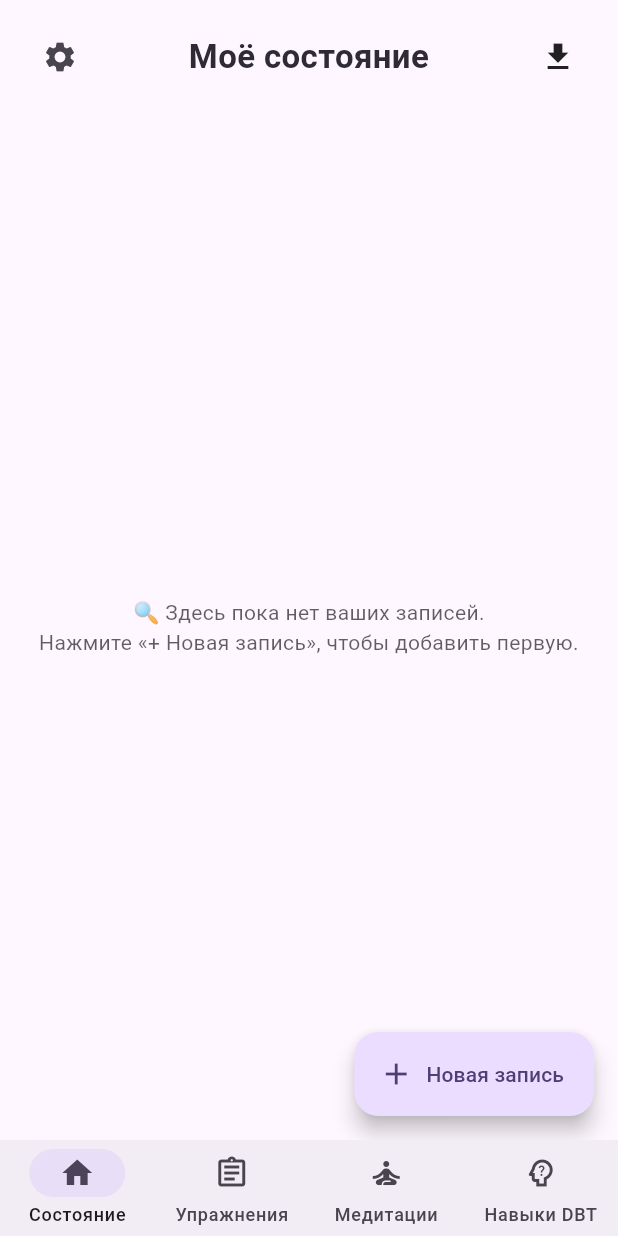
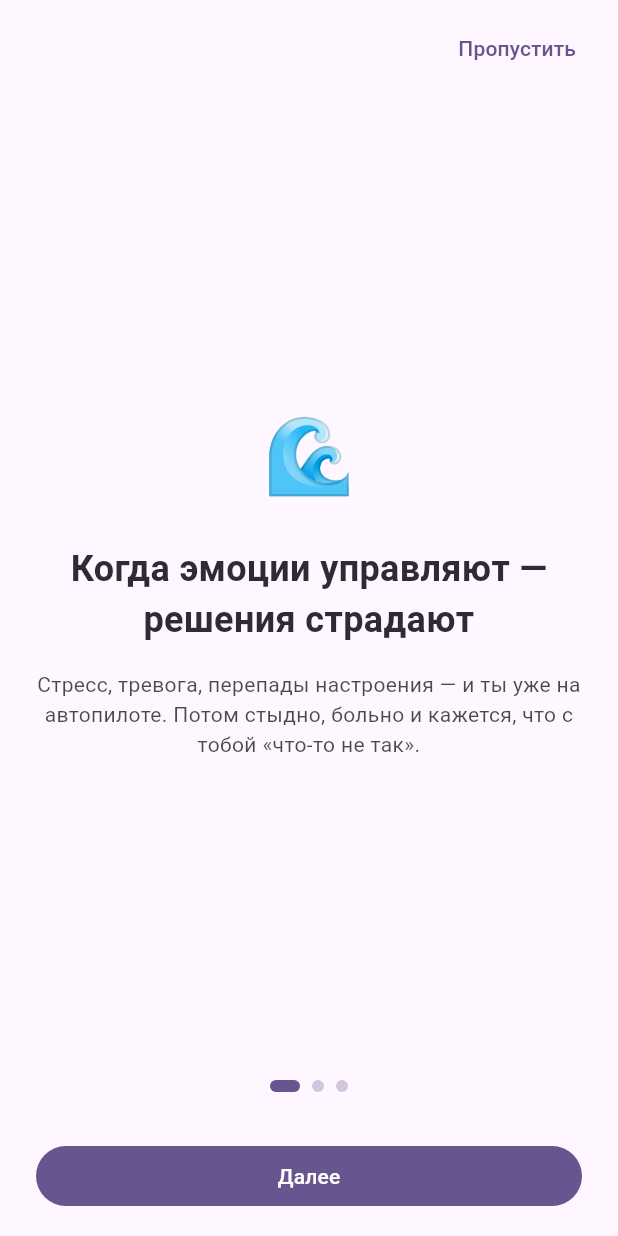
Before and after one commit to tyronel183/wisemind, a Flutter app: the screen it shows after launch, on a phone screen of 412 x 824 dp. Run offline on Flutter 3.47's test engine with Material 3 defaults, Android fonts, the light colour scheme and no system bars; our stand-ins replace cached_network_image, fl_chart, flutter_html, flutter_local_notifications, flutter_timezone, hive and 5 more; missing offline and left inert: purchases_flutter, purchases_ui_flutter; accounts and stored records are empty.

Commit message:
Added onboarding & usage guide with draft content

```diff
--- a/lib/main.dart
+++ b/lib/main.dart
@@ -15,6 +15,8 @@ import 'worksheets/chain_analysis.dart';
 import 'worksheets/fact_check.dart';
 import 'notifications/notification_service.dart';
 import 'navigation/app_navigator.dart';
+
+import 'onboarding/onboarding_screen.dart';
 
 Future<void> main() async {
   WidgetsFlutterBinding.ensureInitialized();
@@ -36,16 +38,31 @@ Future<void> main() async {
   // Открываем бокс с дневниками состояний
   final Box box = await Hive.openBox('state_entries_box');
 
+  // Открываем бокс настроек приложения
+  final Box settingsBox = await Hive.openBox('app_settings');
+  final bool hasCompletedOnboarding =
+      settingsBox.get('hasCompletedOnboarding', defaultValue: false) as bool;
+
   // Репозиторий для дневников состояний
   final StateRepository repository = StateRepository(box);
 
-  runApp(WisemindApp(repository: repository));
+  runApp(
+    WisemindApp(
+      repository: repository,
+      hasCompletedOnboarding: hasCompletedOnboarding,
+    ),
+  );
 }
 
 class WisemindApp extends StatelessWidget {
   final StateRepository repository;
+  final bool hasCompletedOnboarding;
 
-  const WisemindApp({super.key, required this.repository});
+  const WisemindApp({
+    super.key,
+    required this.repository,
+    required this.hasCompletedOnboarding,
+  });
 
   @override
   Widget build(BuildContext context) {
@@ -58,24 +75,37 @@ class WisemindApp extends StatelessWidget {
         colorSchemeSeed: Colors.deepPurple,
         navigationBarTheme: const NavigationBarThemeData(height: 64),
       ),
-      routes: {'/': (context) => WisemindRoot(repository: repository)},
+      routes: {
+        '/': (context) => WisemindRoot(
+              repository: repository,
+              hasCompletedOnboarding: hasCompletedOnboarding,
+            ),
+      },
     );
   }
 }
 
 class WisemindRoot extends StatefulWidget {
-  const WisemindRoot({super.key, required this.repository});
+  const WisemindRoot({
+    super.key,
+    required this.repository,
+    required this.hasCompletedOnboarding,
+  });
 
   final StateRepository repository;
+  final bool hasCompletedOnboarding;
 
   @override
   State<WisemindRoot> createState() => _WisemindRootState();
 }
 
 class _WisemindRootState extends State<WisemindRoot> {
+  late bool _hasCompletedOnboarding;
+
   @override
   void initState() {
     super.initState();
+    _hasCompletedOnboarding = widget.hasCompletedOnboarding;
     _initNotifications();
   }
 
@@ -90,8 +120,22 @@ class _WisemindRootState extends State<WisemindRoot> {
     }
   }
 
+  Future<void> _handleOnboardingFinished() async {
+    final settingsBox = Hive.box('app_settings');
+    await settingsBox.put('hasCompletedOnboarding', true);
+    setState(() {
+      _hasCompletedOnboarding = true;
+    });
+  }
+
   @override
   Widget build(BuildContext context) {
+    if (!_hasCompletedOnboarding) {
+      return OnboardingScreen(
+        onFinished: _handleOnboardingFinished,
+      );
+    }
+
     return MainScaffold(repository: widget.repository);
   }
 }
--- /dev/null
+++ b/lib/onboarding/onboarding_screen.dart
@@ -0,0 +1,203 @@
+import 'package:flutter/material.dart';
+import '../theme/app_theme.dart';
+
+class OnboardingScreen extends StatefulWidget {
+  final VoidCallback onFinished;
+
+  const OnboardingScreen({
+    super.key,
+    required this.onFinished,
+  });
+
+  @override
+  State<OnboardingScreen> createState() => _OnboardingScreenState();
+}
+
+class _OnboardingScreenState extends State<OnboardingScreen> {
+  final _controller = PageController();
+  int _currentIndex = 0;
+
+  late final List<_OnboardingPageData> _pages = [
+    _OnboardingPageData(
+      emoji: '🌊',
+      title: 'Когда эмоции управляют — решения страдают',
+      subtitle:
+          'Стресс, тревога, перепады настроения — и ты уже на автопилоте. '
+          'Потом стыдно, больно и кажется, что с тобой «что-то не так».',
+    ),
+    _OnboardingPageData(
+      emoji: '🧠',
+      title: 'Wisemind помогает реагировать осознанно',
+      subtitle:
+          'Приложение опирается на DBT (диалектическую поведенческую терапию):\n'
+          '• рабочие листы для разбора сложных ситуаций,\n'
+          '• трекер сна, настроения и поведения,\n'
+          '• медитации для Мудрого Разума.',
+    ),
+    _OnboardingPageData(
+      emoji: '📅',
+      title: 'Маленькие шаги каждый день',
+      subtitle:
+          'Заполняй «Карту дня», отслеживай состояние и тренируй навыки. '
+          'Так формируются новые реакции — без самоуничтожения и истощения.',
+      isLast: true,
+    ),
+  ];
+
+  @override
+  void dispose() {
+    _controller.dispose();
+    super.dispose();
+  }
+
+  void _onNext() {
+    final isLast = _pages[_currentIndex].isLast;
+    if (isLast) {
+      widget.onFinished();
+      return;
+    }
+
+    _controller.nextPage(
+      duration: const Duration(milliseconds: 300),
+      curve: Curves.easeOut,
+    );
+  }
+
+  void _onSkip() {
+    widget.onFinished();
+  }
+
+  @override
+  Widget build(BuildContext context) {
+    final theme = Theme.of(context);
+
+    return Scaffold(
+      body: SafeArea(
+        child: Column(
+          children: [
+            // Верхняя панель с "Пропустить"
+            Padding(
+              padding: const EdgeInsets.symmetric(
+                horizontal: 16,
+                vertical: 8,
+              ),
+              child: Row(
+                mainAxisAlignment: MainAxisAlignment.end,
+                children: [
+                  TextButton(
+                    onPressed: _onSkip,
+                    child: const Text('Пропустить'),
+                  ),
+                ],
+              ),
+            ),
+
+            // Основной контент
+            Expanded(
+              child: PageView.builder(
+                controller: _controller,
+                itemCount: _pages.length,
+                onPageChanged: (index) {
+                  setState(() {
+                    _currentIndex = index;
+                  });
+                },
+                itemBuilder: (context, index) {
+                  final page = _pages[index];
+                  return Padding(
+                    padding: const EdgeInsets.symmetric(
+                      horizontal: 24,
+                      vertical: 8,
+                    ),
+                    child: Column(
+                      mainAxisAlignment: MainAxisAlignment.center,
+                      children: [
+                        Text(
+                          page.emoji,
+                          style: const TextStyle(fontSize: 48),
+                        ),
+                        const SizedBox(height: 24),
+                        Text(
+                          page.title,
+                          textAlign: TextAlign.center,
+                          style: AppTypography.screenTitle.copyWith(
+                            fontSize: 24,
+                          ),
+                        ),
+                        const SizedBox(height: 16),
+                        Text(
+                          page.subtitle,
+                          textAlign: TextAlign.center,
+                          style: theme.textTheme.bodyMedium?.copyWith(
+                            color: theme.colorScheme.onSurface.withValues(
+                              alpha: 0.8,
+                            ),
+                          ),
+                        ),
+                      ],
+                    ),
+                  );
+                },
+              ),
+            ),
+
+            const SizedBox(height: 8),
+
+            // Индикаторы страниц
+            Row(
+              mainAxisAlignment: MainAxisAlignment.center,
+              children: List.generate(_pages.length, (index) {
+                final isActive = index == _currentIndex;
+                return AnimatedContainer(
+                  duration: const Duration(milliseconds: 200),
+                  margin: const EdgeInsets.symmetric(horizontal: 4),
+                  width: isActive ? 20 : 8,
+                  height: 8,
+                  decoration: BoxDecoration(
+                    borderRadius: BorderRadius.circular(4),
+                    color: isActive
+                        ? theme.colorScheme.primary
+                        : theme.colorScheme.primary.withValues(alpha: 0.3),
+                  ),
+                );
+              }),
+            ),
+
+            const SizedBox(height: 16),
+
+            // Нижняя кнопка
+            Padding(
+              padding: const EdgeInsets.symmetric(
+                horizontal: 24,
+                vertical: 16,
+              ),
+              child: SizedBox(
+                width: double.infinity,
+                child: FilledButton(
+                  onPressed: _onNext,
+                  child: Text(
+                    _pages[_currentIndex].isLast ? 'Начать' : 'Далее',
+                  ),
+                ),
+              ),
+            ),
+          ],
+        ),
+      ),
+    );
+  }
+}
+
+class _OnboardingPageData {
+  final String emoji;
+  final String title;
+  final String subtitle;
+  final bool isLast;
+
+  _OnboardingPageData({
+    required this.emoji,
+    required this.title,
+    required this.subtitle,
+    this.isLast = false,
+  });
+}
--- a/lib/settings/about_screen.dart
+++ b/lib/settings/about_screen.dart
@@ -53,7 +53,7 @@ class AboutScreen extends StatelessWidget {
           ),
           const ListTile(
             title: Text('Контакты'),
-            subtitle: Text('support@wisemind.app'),
+            subtitle: Text('dbtenthusiast@gmail.com'),
           ),
         ],
       ),
```
Also changed, not shown: lib/home/home_screen.dart (+74 -6 lines), lib/settings/settings_screen.dart (+8 -4 lines), lib/usage_guide/usage_guide_screen.dart (added, +139 -0 lines).
